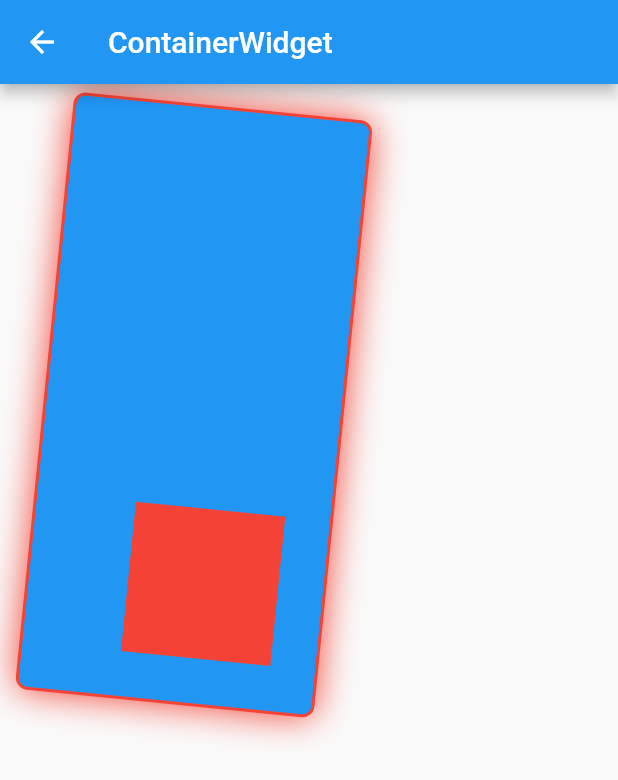
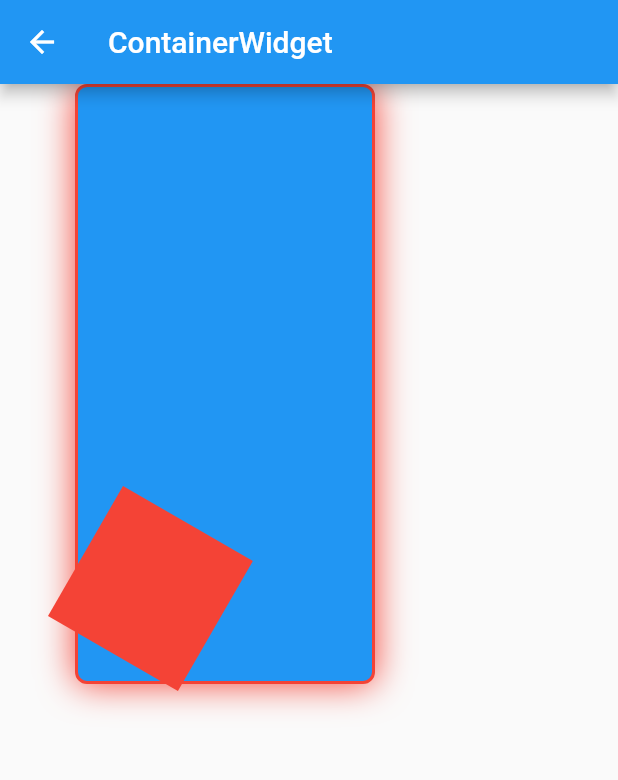
Before and after one commit to candy252324/flutter, a Flutter app: the screen it shows after launch, after a tap on "Container", on a phone screen of 412 x 824 dp. Shown: the top 780 px of the screen. Run offline on Flutter 3.47's test engine with Material 2 defaults, Android fonts, the phone set to English and light mode, and no system bars.

Commit message:
样式调整

```diff
--- a/demo01/lib/main.dart
+++ b/demo01/lib/main.dart
@@ -27,9 +27,9 @@ class MyApp extends StatelessWidget {
         "ButtonPage":(context)=> ButtonDemo(),
         "ContainerPage":(context)=> ContainerDemo(),
         "ImagePage":(context)=> ImageDemo(),
-        "listViewPage1":(context)=> ListViewDemo1(),
-        "listViewPage2":(context)=> ListViewDemo2(),
-        "listViewPage3":(context)=> ListViewDemo3(),
+        "ListViewPage1":(context)=> ListViewDemo1(),
+        "ListViewPage2":(context)=> ListViewDemo2(),
+        "ListViewPage3":(context)=> ListViewDemo3(),
         "DetailPage":(context)=> ListDetailDemo(), //增加详情页的路由配置
       },
       home: TabNavigator(),
--- a/demo01/lib/navigator/home_page.dart
+++ b/demo01/lib/navigator/home_page.dart
@@ -14,9 +14,13 @@ class _HomePageState extends State<HomePage> {
       { "text":"Button", "route":"ButtonPage" },
       { "text":"Container", "route":"ContainerPage" },
       { "text":"Image", "route":"ImagePage" },
-      { "text":"纵向列表", "route":"listViewPage1" },
-      { "text":"横向列表", "route":"listViewPage2" },
-      { "text":"动态列表", "route":"listViewPage3" },
+      { "text":"纵向列表", "route":"ListViewPage1" },
+      { "text":"横向列表", "route":"ListViewPage2" },
+      { "text":"动态列表", "route":"ListViewPage3" },
+      { "text":"form表单?", "route":"" },
+      { "text":"弹窗?", "route":"" },
+      { "text":"组件传值?", "route":"" },
+      { "text":"http?", "route":"" },
     ];
     for (var item in routeData) {
       list.add(
@@ -25,7 +29,7 @@ class _HomePageState extends State<HomePage> {
           height: 100,
           padding:const EdgeInsets.all(10),  // 内边距
           decoration: new BoxDecoration(
-            color: Colors.green[100],
+            color: item['route'].isNotEmpty? Colors.green[100]:Colors.grey,
             borderRadius: BorderRadius.all(Radius.circular(5)),
           ),
           // 因为Container本身没有点击事件，这里使用GestureDetector捕获点击事件
@@ -34,7 +38,9 @@ class _HomePageState extends State<HomePage> {
               child:Text(item["text"]),
             ),
             onTap: (){
-              Navigator.pushNamed(context, item["route"]);
+              if(item['route'].isNotEmpty){
+                Navigator.pushNamed(context, item["route"]);
+              }
             },
           ),
         ),
--- a/demo01/lib/pages/container.dart
+++ b/demo01/lib/pages/container.dart
@@ -1,3 +1,4 @@
+import 'dart:math';
 import 'package:flutter/material.dart';
 
 class ContainerDemo extends StatelessWidget {
@@ -13,12 +14,11 @@ class ContainerDemo extends StatelessWidget {
         height: 400,
         padding: EdgeInsets.all(30),
         margin: EdgeInsets.fromLTRB(50, 0, 0, 20),
-            alignment: Alignment.bottomRight, // ContainerWidget中的元素对齐方式
+        alignment: Alignment.bottomLeft, // ContainerWidget中的元素对齐方式
         decoration: new BoxDecoration(
           color: Colors.blue,
           border: new Border.all(width: 2, color: Colors.red),
           borderRadius: BorderRadius.all(Radius.circular(8)),
-              // cjh todo
           boxShadow: <BoxShadow>[
             new BoxShadow(
               color: Colors.red, //阴影颜色
@@ -26,14 +26,15 @@ class ContainerDemo extends StatelessWidget {
             )
           ],
         ),
-            // cjh todo 绕什么转的
-            transform: Matrix4.rotationZ(0.1), // 弧度：角度×π÷180°
         // 【注】 container嵌套container,需要给父级container设置alignment，
         // 否则子container的宽高设置无效
         child: Container(
-              width: 100, // cjh todo 是否有width 100% 的写法
+          width: 100,  // 不是width则是100%
           height: 100,
           color: Colors.red,
-            )));
+          transform: Matrix4.rotationZ(30*pi/180), // 弧度：角度×π÷180°
+        )
+      )
+    );
   }
 }
--- a/demo01/lib/pages/text.dart
+++ b/demo01/lib/pages/text.dart
@@ -4,7 +4,6 @@ import 'package:flutter/material.dart';
 // 它会填充可用空间，占据整个窗口或设备屏幕。
 // Scaffold提供了大多数应用程序都应该具备的功能，例如顶部的appBar，底部的bottomNavigationBar，隐藏的侧边栏drawer等。
 
-// cjh todo StatelessWidget
 class TextDemo extends StatelessWidget {
   @override
   Widget build(BuildContext context) {
@@ -23,7 +22,7 @@ class TextDemo extends StatelessWidget {
               fontSize:20,
               fontWeight: FontWeight.bold,
               // color:Color.fromARGB(255, 0, 255, 0), //等价于 color:Color(0xff0000ff), 0xff = 15*16^1 + 15*16^0 = 255
-              color:Colors.red[500],  // 100 的整数倍 cjh todo
+              color:Colors.red[300],  // 100 的整数倍
               decoration:TextDecoration.underline, // 下划线
               decorationStyle: TextDecorationStyle.solid,
             )
```
Lines whose indentation alone changed are shown as unchanged.
